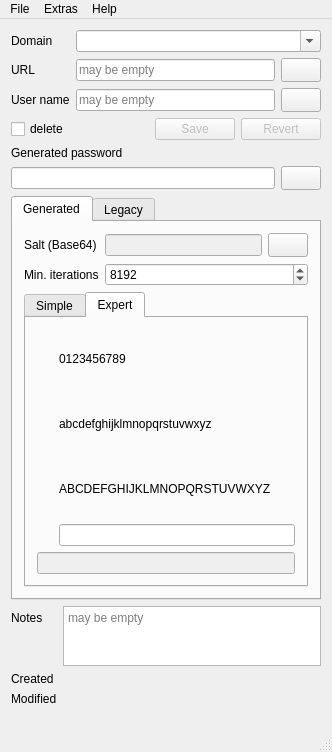
Old version of the form Qt-SESAM/mainwindow.ui in the repository 607011/Qt-SESAM.
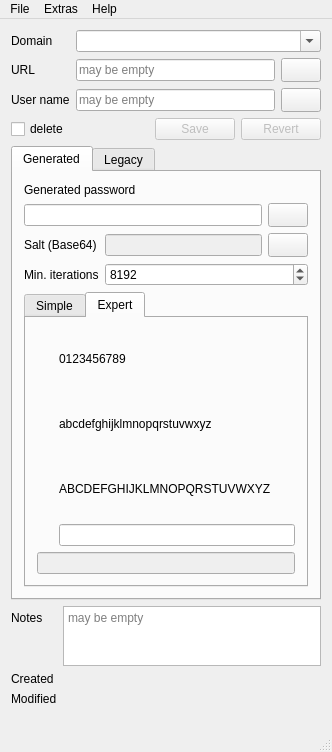
New version of the form. Icons and pictures are not drawn.

Commit message: Moved "generated password" field to a more sensible place.

```diff
--- a/Qt-SESAM/mainwindow.ui
+++ b/Qt-SESAM/mainwindow.ui
@@ -175,6 +175,16 @@
      </layout>
     </item>
     <item>
+     <widget class="QTabWidget" name="tabWidget">
+      <property name="currentIndex">
+       <number>0</number>
+      </property>
+      <widget class="QWidget" name="generatedPasswordTab">
+       <attribute name="title">
+        <string>Generated</string>
+       </attribute>
+       <layout class="QVBoxLayout" name="verticalLayout_5">
+        <item>
      <widget class="QLabel" name="label_11">
       <property name="text">
        <string>Generated password</string>
@@ -227,16 +237,6 @@
       </item>
      </layout>
     </item>
-    <item>
-     <widget class="QTabWidget" name="tabWidget">
-      <property name="currentIndex">
-       <number>0</number>
-      </property>
-      <widget class="QWidget" name="generatedPasswordTab">
-       <attribute name="title">
-        <string>Generated</string>
-       </attribute>
-       <layout class="QVBoxLayout" name="verticalLayout_5">
         <item>
          <layout class="QFormLayout" name="formLayout_3">
           <item row="0" column="0">
```
Lines whose indentation alone changed are shown as unchanged.
